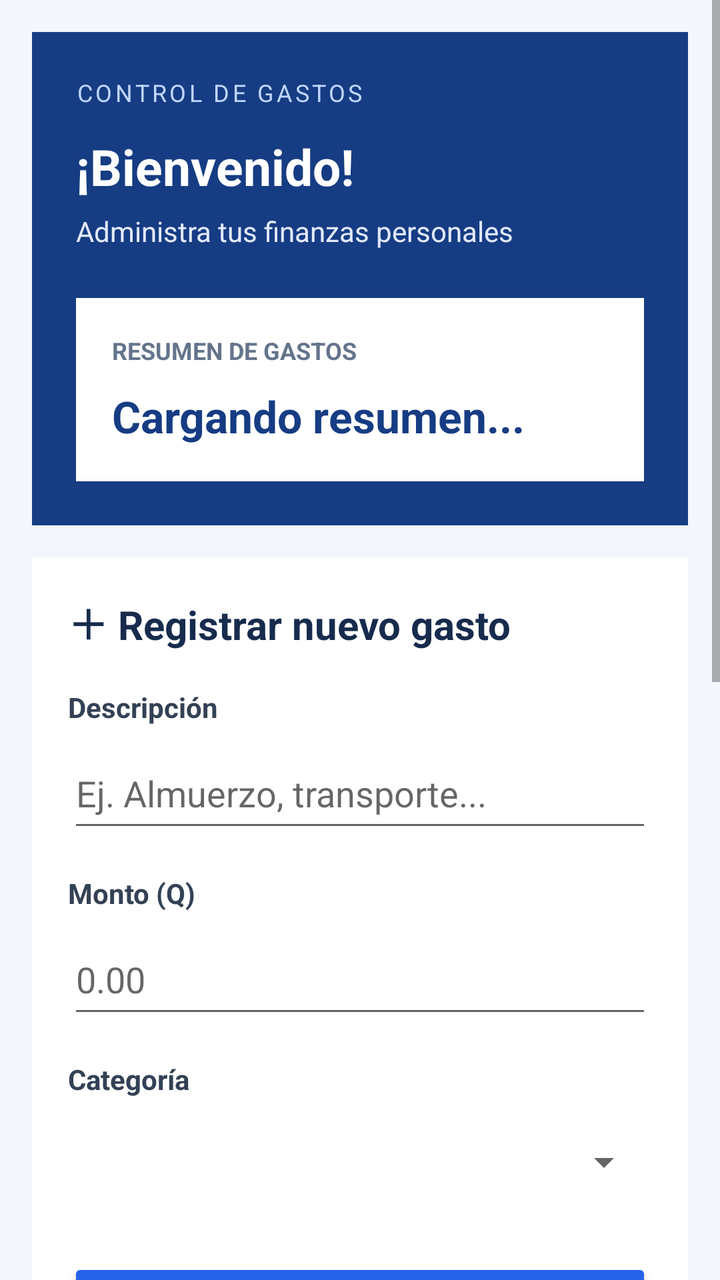
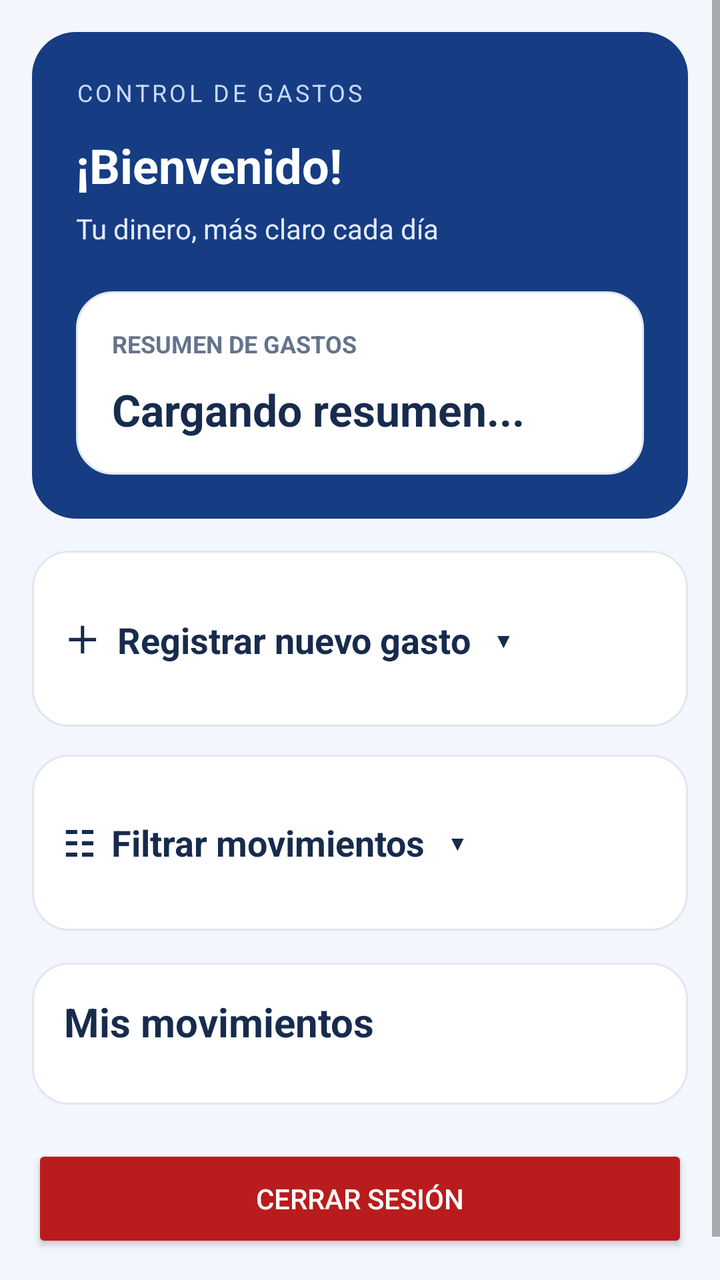

The first picture is an Android layout as it rendered before a commit; the second is the same layout after the commit. The layout source and the unified diff follow.
<!-- AndroidManifest.xml: activity theme Theme.ControlGastos -->
<!-- res/layout/activity_main.xml -->
<?xml version="1.0" encoding="utf-8"?>
<ScrollView
    xmlns:android="http://schemas.android.com/apk/res/android"
    android:id="@+id/main"
    android:layout_width="match_parent"
    android:layout_height="match_parent"
    android:background="#F3F6FC"
    android:fillViewport="true">

    <LinearLayout
        android:layout_width="match_parent"
        android:layout_height="wrap_content"
        android:orientation="vertical"
        android:padding="16dp">

        
        <LinearLayout
            android:layout_width="match_parent"
            android:layout_height="wrap_content"
            android:orientation="vertical"
            android:padding="22dp"
            android:background="#163C83">

            <TextView
                android:layout_width="match_parent"
                android:layout_height="wrap_content"
                android:text="CONTROL DE GASTOS"
                android:textColor="#BFD5FF"
                android:textSize="12sp"
                android:letterSpacing="0.12" />

            
            <TextView
                android:id="@+id/tvSaludoUsuario"
                android:layout_width="match_parent"
                android:layout_height="wrap_content"
                android:layout_marginTop="12dp"
                android:text="¡Bienvenido!"
                android:textColor="#FFFFFF"
                android:textSize="25sp"
                android:textStyle="bold" />

            <TextView
                android:layout_width="match_parent"
                android:layout_height="wrap_content"
                android:layout_marginTop="6dp"
                android:text="Administra tus finanzas personales"
                android:textColor="#E2EAFF"
                android:textSize="14sp" />

            
            <LinearLayout
                android:layout_width="match_parent"
                android:layout_height="wrap_content"
                android:layout_marginTop="24dp"
                android:orientation="vertical"
                android:padding="18dp"
                android:background="#FFFFFF">

                <TextView
                    android:layout_width="match_parent"
                    android:layout_height="wrap_content"
                    android:text="RESUMEN DE GASTOS"
                    android:textColor="#64748B"
                    android:textSize="12sp"
                    android:textStyle="bold" />

                <TextView
                    android:id="@+id/tvResumen"
                    android:layout_width="match_parent"
                    android:layout_height="wrap_content"
                    android:layout_marginTop="10dp"
                    android:text="Cargando resumen..."
                    android:textColor="#163C83"
                    android:textSize="22sp"
                    android:textStyle="bold" />

            </LinearLayout>

        </LinearLayout>

        
        <LinearLayout
            android:layout_width="match_parent"
            android:layout_height="wrap_content"
            android:layout_marginTop="16dp"
            android:orientation="vertical"
            android:padding="18dp"
            android:background="#FFFFFF">

            <TextView
                android:layout_width="match_parent"
                android:layout_height="wrap_content"
                android:text="＋ Registrar nuevo gasto"
                android:textColor="#172B4D"
                android:textSize="20sp"
                android:textStyle="bold" />

            <TextView
                android:layout_width="match_parent"
                android:layout_height="wrap_content"
                android:layout_marginTop="18dp"
                android:text="Descripción"
                android:textColor="#334155"
                android:textStyle="bold" />

            <EditText
                android:id="@+id/etDescripcion"
                android:layout_width="match_parent"
                android:layout_height="wrap_content"
                android:layout_marginTop="6dp"
                android:hint="Ej. Almuerzo, transporte..."
                android:inputType="textCapSentences"
                android:singleLine="true"
                android:minHeight="52dp" />

            <TextView
                android:layout_width="match_parent"
                android:layout_height="wrap_content"
                android:layout_marginTop="16dp"
                android:text="Monto (Q)"
                android:textColor="#334155"
                android:textStyle="bold" />

            <EditText
                android:id="@+id/etMonto"
                android:layout_width="match_parent"
                android:layout_height="wrap_content"
                android:layout_marginTop="6dp"
                android:hint="0.00"
                android:inputType="numberDecimal"
                android:minHeight="52dp" />

            <TextView
                android:layout_width="match_parent"
                android:layout_height="wrap_content"
                android:layout_marginTop="16dp"
                android:text="Categoría"
                android:textColor="#334155"
                android:textStyle="bold" />

            <Spinner
                android:id="@+id/spCategoria"
                android:layout_width="match_parent"
                android:layout_height="52dp"
                android:layout_marginTop="6dp" />

            <Button
                android:id="@+id/btnGuardar"
                android:layout_width="match_parent"
                android:layout_height="54dp"
                android:layout_marginTop="22dp"
                android:text="GUARDAR GASTO"
                android:textColor="#FFFFFF"
                android:backgroundTint="#2563EB" />

        </LinearLayout>

        
        <LinearLayout
            android:layout_width="match_parent"
            android:layout_height="wrap_content"
            android:layout_marginTop="16dp"
            android:orientation="vertical"
            android:padding="18dp"
            android:background="#FFFFFF">

            <TextView
                android:layout_width="match_parent"
                android:layout_height="wrap_content"
                android:text="Filtrar movimientos"
                android:textColor="#172B4D"
                android:textSize="19sp"
                android:textStyle="bold" />

            <TextView
                android:layout_width="match_parent"
                android:layout_height="wrap_content"
                android:layout_marginTop="14dp"
                android:text="Categoría"
                android:textColor="#334155" />

            <Spinner
                android:id="@+id/spFiltroCategoria"
                android:layout_width="match_parent"
                android:layout_height="50dp"
                android:contentDescription="Filtrar gastos por categoría" />

            <TextView
                android:layout_width="match_parent"
                android:layout_height="wrap_content"
                android:layout_marginTop="10dp"
                android:text="Fecha"
                android:textColor="#334155" />

            <EditText
                android:id="@+id/etFiltroFecha"
                android:layout_width="match_parent"
                android:layout_height="wrap_content"
                android:hint="AAAA-MM-DD"
                android:inputType="date"
                android:singleLine="true"
                android:minHeight="50dp" />

            <LinearLayout
                android:layout_width="match_parent"
                android:layout_height="wrap_content"
                android:layout_marginTop="12dp"
                android:orientation="horizontal">

                <Button
                    android:id="@+id/btnFiltrar"
                    android:layout_width="0dp"
                    android:layout_height="wrap_content"
                    android:layout_weight="1"
                    android:layout_marginEnd="8dp"
                    android:text="FILTRAR"
                    android:backgroundTint="#2563EB" />

                <Button
                    android:id="@+id/btnMostrarTodos"
                    android:layout_width="0dp"
                    android:layout_height="wrap_content"
                    android:layout_weight="1"
                    android:text="VER TODOS"
                    android:backgroundTint="#64748B" />

            </LinearLayout>

        </LinearLayout>

        
        <LinearLayout
            android:layout_width="match_parent"
            android:layout_height="wrap_content"
            android:layout_marginTop="16dp"
            android:orientation="vertical"
            android:padding="18dp"
            android:background="#FFFFFF">

            <TextView
                android:layout_width="match_parent"
                android:layout_height="wrap_content"
                android:text="Mis movimientos"
                android:textColor="#172B4D"
                android:textSize="20sp"
                android:textStyle="bold" />

            <androidx.recyclerview.widget.RecyclerView
                android:id="@+id/rvGastos"
                android:layout_width="match_parent"
                android:layout_height="wrap_content"
                android:layout_marginTop="12dp"
                android:nestedScrollingEnabled="false" />

        </LinearLayout>

        
        <Button
            android:id="@+id/btnCerrarSesion"
            android:layout_width="match_parent"
            android:layout_height="54dp"
            android:layout_marginTop="20dp"
            android:layout_marginBottom="20dp"
            android:text="CERRAR SESIÓN"
            android:textColor="#FFFFFF"
            android:backgroundTint="#DC2626" />

    </LinearLayout>
</ScrollView>
<!-- resources referenced by this layout -->
<resources>
  <style name="Theme.ControlGastos" parent="Theme.AppCompat.DayNight.NoActionBar" />
</resources>

<!-- the commit's change to res/layout/activity_main.xml (unified diff, before → after) -->
@@ -1,10 +1,9 @@
 <?xml version="1.0" encoding="utf-8"?>
-<ScrollView
-    xmlns:android="http://schemas.android.com/apk/res/android"
+<ScrollView xmlns:android="http://schemas.android.com/apk/res/android"
     android:id="@+id/main"
     android:layout_width="match_parent"
     android:layout_height="match_parent"
-    android:background="#F3F6FC"
+    android:background="@color/finance_background"
     android:fillViewport="true">
 
     <LinearLayout
@@ -13,23 +12,21 @@
         android:orientation="vertical"
         android:padding="16dp">
 
-        
         <LinearLayout
             android:layout_width="match_parent"
             android:layout_height="wrap_content"
+            android:background="@drawable/bg_panel_azul"
             android:orientation="vertical"
-            android:padding="22dp"
-            android:background="#163C83">
-
-            <TextView
-                android:layout_width="match_parent"
-                android:layout_height="wrap_content"
+            android:padding="22dp">
+
+            <TextView
+                android:layout_width="match_parent"
+                android:layout_height="wrap_content"
+                android:letterSpacing="0.12"
                 android:text="CONTROL DE GASTOS"
-                android:textColor="#BFD5FF"
-                android:textSize="12sp"
-                android:letterSpacing="0.12" />
-
-            
+                android:textColor="#C7D9FF"
+                android:textSize="12sp" />
+
             <TextView
                 android:id="@+id/tvSaludoUsuario"
                 android:layout_width="match_parent"
@@ -37,46 +34,43 @@
                 android:layout_marginTop="12dp"
                 android:text="¡Bienvenido!"
                 android:textColor="#FFFFFF"
-                android:textSize="25sp"
+                android:textSize="24sp"
                 android:textStyle="bold" />
 
             <TextView
                 android:layout_width="match_parent"
                 android:layout_height="wrap_content"
                 android:layout_marginTop="6dp"
-                android:text="Administra tus finanzas personales"
+                android:text="Tu dinero, más claro cada día"
                 android:textColor="#E2EAFF"
                 android:textSize="14sp" />
 
-            
             <LinearLayout
                 android:layout_width="match_parent"
                 android:layout_height="wrap_content"
-                android:layout_marginTop="24dp"
+                android:layout_marginTop="22dp"
+                android:background="@drawable/bg_tarjeta_gasto"
                 android:orientation="vertical"
-                android:padding="18dp"
-                android:background="#FFFFFF">
+                android:padding="18dp">
 
                 <TextView
                     android:layout_width="match_parent"
                     android:layout_height="wrap_content"
                     android:text="RESUMEN DE GASTOS"
-                    android:textColor="#64748B"
+                    android:textColor="@color/finance_secondary_text"
                     android:textSize="12sp"
                     android:textStyle="bold" />
 
                 <TextView
                     android:id="@+id/tvResumen"
+                    android:textColor="@color/finance_text"
                     android:layout_width="match_parent"
                     android:layout_height="wrap_content"
                     android:layout_marginTop="10dp"
                     android:text="Cargando resumen..."
-                    android:textColor="#163C83"
                     android:textSize="22sp"
                     android:textStyle="bold" />
-
             </LinearLayout>
-
         </LinearLayout>
 
         
@@ -84,187 +78,226 @@
             android:layout_width="match_parent"
             android:layout_height="wrap_content"
             android:layout_marginTop="16dp"
+            android:background="@drawable/bg_tarjeta_gasto"
             android:orientation="vertical"
-            android:padding="18dp"
-            android:background="#FFFFFF">
-
-            <TextView
-                android:layout_width="match_parent"
-                android:layout_height="wrap_content"
-                android:text="＋ Registrar nuevo gasto"
-                android:textColor="#172B4D"
+            android:padding="16dp">
+
+            <TextView
+                android:id="@+id/tvToggleRegistro"
+                android:layout_width="match_parent"
+                android:layout_height="56dp"
+                android:gravity="center_vertical"
+                android:clickable="true"
+                android:focusable="true"
+                android:contentDescription="Abrir o cerrar el formulario para registrar un gasto"
+                android:text="＋  Registrar nuevo gasto   ▾"
+                android:textColor="@color/finance_text"
+                android:textSize="18sp"
+                android:textStyle="bold" />
+
+            <LinearLayout
+                android:id="@+id/contenidoRegistro"
+                android:layout_width="match_parent"
+                android:layout_height="wrap_content"
+                android:orientation="vertical"
+                android:visibility="gone">
+
+                <TextView
+                    android:layout_width="match_parent"
+                    android:layout_height="wrap_content"
+                    android:layout_marginTop="10dp"
+                    android:text="Descripción"
+                    android:textColor="@color/finance_text"
+                    android:textStyle="bold" />
+
+                <EditText
+                    android:id="@+id/etDescripcion"
+                    android:textColor="@color/finance_text"
+                    android:textColorHint="@color/finance_secondary_text"
+                    android:layout_width="match_parent"
+                    android:layout_height="52dp"
+                    android:layout_marginTop="8dp"
+                    android:background="@drawable/bg_campo_login"
+                    android:hint="Ej. Almuerzo, transporte..."
+                    android:inputType="textCapSentences"
+                    android:paddingHorizontal="14dp"
+                    android:singleLine="true" />
+
+                <TextView
+                    android:layout_width="match_parent"
+                    android:layout_height="wrap_content"
+                    android:layout_marginTop="16dp"
+                    android:text="Monto (Q)"
+                    android:textColor="#334155"
+                    android:textStyle="bold" />
+
+                <EditText
+                    android:id="@+id/etMonto"
+                    android:textColor="@color/finance_text"
+                    android:textColorHint="@color/finance_secondary_text"
+                    android:layout_width="match_parent"
+                    android:layout_height="52dp"
+                    android:layout_marginTop="8dp"
+                    android:background="@drawable/bg_campo_login"
+                    android:hint="0.00"
+                    android:inputType="numberDecimal"
+                    android:paddingHorizontal="14dp" />
+
+                <TextView
+                    android:layout_width="match_parent"
+                    android:layout_height="wrap_content"
+                    android:layout_marginTop="16dp"
+                    android:text="Categoría"
+                    android:textColor="#334155"
+                    android:textStyle="bold" />
+
+                <Spinner
+                    android:id="@+id/spCategoria"
+                    android:layout_width="match_parent"
+                    android:layout_height="52dp"
+                    android:layout_marginTop="8dp"
+                    android:background="@drawable/bg_campo_login"
+                    android:paddingHorizontal="12dp" />
+
+                <Button
+                    android:id="@+id/btnGuardar"
+                    android:layout_width="match_parent"
+                    android:layout_height="54dp"
+                    android:layout_marginTop="22dp"
+                    android:backgroundTint="#2563EB"
+                    android:text="GUARDAR GASTO"
+                    android:textColor="#FFFFFF" />
+            </LinearLayout>
+        </LinearLayout>
+
+        
+        <LinearLayout
+            android:layout_width="match_parent"
+            android:layout_height="wrap_content"
+            android:layout_marginTop="14dp"
+            android:background="@drawable/bg_tarjeta_gasto"
+            android:orientation="vertical"
+            android:padding="16dp">
+
+            <TextView
+                android:id="@+id/tvToggleFiltros"
+                android:layout_width="match_parent"
+                android:layout_height="56dp"
+                android:gravity="center_vertical"
+                android:clickable="true"
+                android:focusable="true"
+                android:contentDescription="Abrir o cerrar los filtros de movimientos"
+                android:text="☷  Filtrar movimientos   ▾"
+                android:textColor="@color/finance_text"
+                android:textSize="18sp"
+                android:textStyle="bold" />
+
+            <LinearLayout
+                android:id="@+id/contenidoFiltros"
+                android:layout_width="match_parent"
+                android:layout_height="wrap_content"
+                android:orientation="vertical"
+                android:visibility="gone">
+
+                <TextView
+                    android:layout_width="match_parent"
+                    android:layout_height="wrap_content"
+                    android:layout_marginTop="10dp"
+                    android:text="Categoría"
+                    android:textColor="#334155" />
+
+                <Spinner
+                    android:id="@+id/spFiltroCategoria"
+                    android:layout_width="match_parent"
+                    android:layout_height="52dp"
+                    android:layout_marginTop="8dp"
+                    android:background="@drawable/bg_campo_login"
+                    android:contentDescription="Filtrar gastos por categoría"
+                    android:paddingHorizontal="12dp" />
+
+                <TextView
+                    android:layout_width="match_parent"
+                    android:layout_height="wrap_content"
+                    android:layout_marginTop="16dp"
+                    android:text="Fecha"
+                    android:textColor="#334155" />
+
+                <EditText
+                    android:id="@+id/etFiltroFecha"
+                    android:textColor="@color/finance_text"
+                    android:textColorHint="@color/finance_secondary_text"
+                    android:layout_width="match_parent"
+                    android:layout_height="52dp"
+                    android:layout_marginTop="8dp"
+                    android:background="@drawable/bg_campo_login"
+                    android:hint="AAAA-MM-DD"
+                    android:inputType="date"
+                    android:paddingHorizontal="14dp"
+                    android:singleLine="true" />
+
+                <LinearLayout
+                    android:layout_width="match_parent"
+                    android:layout_height="wrap_content"
+                    android:layout_marginTop="16dp"
+                    android:orientation="horizontal">
+
+                    <Button
+                        android:id="@+id/btnFiltrar"
+                        android:layout_width="0dp"
+                        android:layout_height="52dp"
+                        android:layout_weight="1"
+                        android:layout_marginEnd="8dp"
+                        android:backgroundTint="#2563EB"
+                        android:text="FILTRAR"
+                        android:textColor="#FFFFFF" />
+
+                    <Button
+                        android:id="@+id/btnMostrarTodos"
+                        android:layout_width="0dp"
+                        android:layout_height="52dp"
+                        android:layout_weight="1"
+                        android:backgroundTint="#64748B"
+                        android:text="VER TODOS"
+                        android:textColor="#FFFFFF" />
+                </LinearLayout>
+            </LinearLayout>
+        </LinearLayout>
+
+        
+
+        
+        <LinearLayout
+            android:layout_width="match_parent"
+            android:layout_height="wrap_content"
+            android:layout_marginTop="16dp"
+            android:background="@drawable/bg_tarjeta_gasto"
+            android:orientation="vertical"
+            android:padding="16dp">
+
+            <TextView
+                android:layout_width="match_parent"
+                android:layout_height="wrap_content"
+                android:text="Mis movimientos"
+                android:textColor="@color/finance_text"
                 android:textSize="20sp"
                 android:textStyle="bold" />
 
-            <TextView
-                android:layout_width="match_parent"
-                android:layout_height="wrap_content"
-                android:layout_marginTop="18dp"
-                android:text="Descripción"
-                android:textColor="#334155"
-                android:textStyle="bold" />
-
-            <EditText
-                android:id="@+id/etDescripcion"
-                android:layout_width="match_parent"
-                android:layout_height="wrap_content"
-                android:layout_marginTop="6dp"
-                android:hint="Ej. Almuerzo, transporte..."
-                android:inputType="textCapSentences"
-                android:singleLine="true"
-                android:minHeight="52dp" />
-
-            <TextView
-                android:layout_width="match_parent"
-                android:layout_height="wrap_content"
-                android:layout_marginTop="16dp"
-                android:text="Monto (Q)"
-                android:textColor="#334155"
-                android:textStyle="bold" />
-
-            <EditText
-                android:id="@+id/etMonto"
-                android:layout_width="match_parent"
-                android:layout_height="wrap_content"
-                android:layout_marginTop="6dp"
-                android:hint="0.00"
-                android:inputType="numberDecimal"
-                android:minHeight="52dp" />
-
-            <TextView
-                android:layout_width="match_parent"
-                android:layout_height="wrap_content"
-                android:layout_marginTop="16dp"
-                android:text="Categoría"
-                android:textColor="#334155"
-                android:textStyle="bold" />
-
-            <Spinner
-                android:id="@+id/spCategoria"
-                android:layout_width="match_parent"
-                android:layout_height="52dp"
-                android:layout_marginTop="6dp" />
-
-            <Button
-                android:id="@+id/btnGuardar"
-                android:layout_width="match_parent"
-                android:layout_height="54dp"
-                android:layout_marginTop="22dp"
-                android:text="GUARDAR GASTO"
-                android:textColor="#FFFFFF"
-                android:backgroundTint="#2563EB" />
-
-        </LinearLayout>
-
-        
-        <LinearLayout
-            android:layout_width="match_parent"
-            android:layout_height="wrap_content"
-            android:layout_marginTop="16dp"
-            android:orientation="vertical"
-            android:padding="18dp"
-            android:background="#FFFFFF">
-
-            <TextView
-                android:layout_width="match_parent"
-                android:layout_height="wrap_content"
-                android:text="Filtrar movimientos"
-                android:textColor="#172B4D"
-                android:textSize="19sp"
-                android:textStyle="bold" />
-
-            <TextView
-                android:layout_width="match_parent"
-                android:layout_height="wrap_content"
-                android:layout_marginTop="14dp"
-                android:text="Categoría"
-                android:textColor="#334155" />
-
-            <Spinner
-                android:id="@+id/spFiltroCategoria"
-                android:layout_width="match_parent"
-                android:layout_height="50dp"
-                android:contentDescription="Filtrar gastos por categoría" />
-
-            <TextView
-                android:layout_width="match_parent"
-                android:layout_height="wrap_content"
-                android:layout_marginTop="10dp"
-                android:text="Fecha"
-                android:textColor="#334155" />
-
-            <EditText
-                android:id="@+id/etFiltroFecha"
-                android:layout_width="match_parent"
-                android:layout_height="wrap_content"
-                android:hint="AAAA-MM-DD"
-                android:inputType="date"
-                android:singleLine="true"
-                android:minHeight="50dp" />
-
-            <LinearLayout
-                android:layout_width="match_parent"
-                android:layout_height="wrap_content"
-                android:layout_marginTop="12dp"
-                android:orientation="horizontal">
-
-                <Button
-                    android:id="@+id/btnFiltrar"
-                    android:layout_width="0dp"
-                    android:layout_height="wrap_content"
-                    android:layout_weight="1"
-                    android:layout_marginEnd="8dp"
-                    android:text="FILTRAR"
-                    android:backgroundTint="#2563EB" />
-
-                <Button
-                    android:id="@+id/btnMostrarTodos"
-                    android:layout_width="0dp"
-                    android:layout_height="wrap_content"
-                    android:layout_weight="1"
-                    android:text="VER TODOS"
-                    android:backgroundTint="#64748B" />
-
-            </LinearLayout>
-
-        </LinearLayout>
-
-        
-        <LinearLayout
-            android:layout_width="match_parent"
-            android:layout_height="wrap_content"
-            android:layout_marginTop="16dp"
-            android:orientation="vertical"
-            android:padding="18dp"
-            android:background="#FFFFFF">
-
-            <TextView
-                android:layout_width="match_parent"
-                android:layout_height="wrap_content"
-                android:text="Mis movimientos"
-                android:textColor="#172B4D"
-                android:textSize="20sp"
-                android:textStyle="bold" />
-
             <androidx.recyclerview.widget.RecyclerView
                 android:id="@+id/rvGastos"
                 android:layout_width="match_parent"
                 android:layout_height="wrap_content"
                 android:layout_marginTop="12dp"
                 android:nestedScrollingEnabled="false" />
-
         </LinearLayout>
 
-        
         <Button
             android:id="@+id/btnCerrarSesion"
             android:layout_width="match_parent"
             android:layout_height="54dp"
             android:layout_marginTop="20dp"
             android:layout_marginBottom="20dp"
+            android:backgroundTint="#B91C1C"
             android:text="CERRAR SESIÓN"
-            android:textColor="#FFFFFF"
-            android:backgroundTint="#DC2626" />
-
+            android:textColor="#FFFFFF" />
     </LinearLayout>
 </ScrollView>
<!-- resource entries referenced after the edit -->
@@ -1,5 +1,44 @@
 <!-- resources referenced by this layout -->
 <resources>
+  <color name="finance_background">#F3F6FC</color>
+  <color name="finance_secondary_text">#64748B</color>
+  <color name="finance_text">#172B4D</color>
+  <!-- drawable bg_campo_login (drawable) -->
+  <?xml version="1.0" encoding="utf-8"?>
+  <shape xmlns:android="http://schemas.android.com/apk/res/android"
+      android:shape="rectangle">
+  
+      <solid android:color="@color/finance_surface" />
+  
+      <corners android:radius="12dp" />
+  
+      <stroke
+          android:width="1dp"
+          android:color="@color/finance_border" />
+  
+  </shape>
+  <!-- drawable bg_panel_azul (drawable) -->
+  <?xml version="1.0" encoding="utf-8"?>
+  <shape xmlns:android="http://schemas.android.com/apk/res/android" android:shape="rectangle">
+      <solid android:color="#163C83" />
+      <corners android:radius="22dp" />
+  </shape>
+  <!-- drawable bg_tarjeta_gasto (drawable) -->
+  <?xml version="1.0" encoding="utf-8"?>
+  <shape xmlns:android="http://schemas.android.com/apk/res/android"
+      android:shape="rectangle">
+  
+      <solid android:color="@color/finance_surface" />
+  
+      <corners android:radius="18dp" />
+  
+      <stroke
+          android:width="1dp"
+          android:color="@color/finance_border" />
+  
+  </shape>
   <style name="Theme.ControlGastos" parent="Theme.AppCompat.DayNight.NoActionBar" />
+  <color name="finance_surface">#FFFFFF</color>
+  <color name="finance_border">#E1E7F0</color>
 </resources>
 
